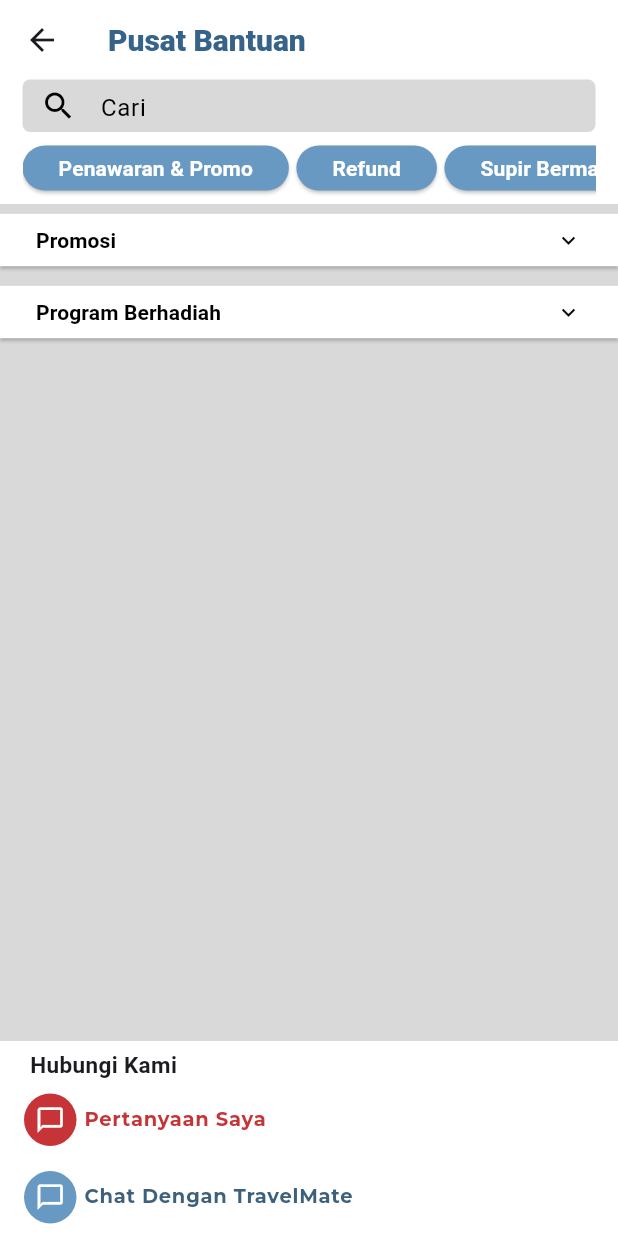
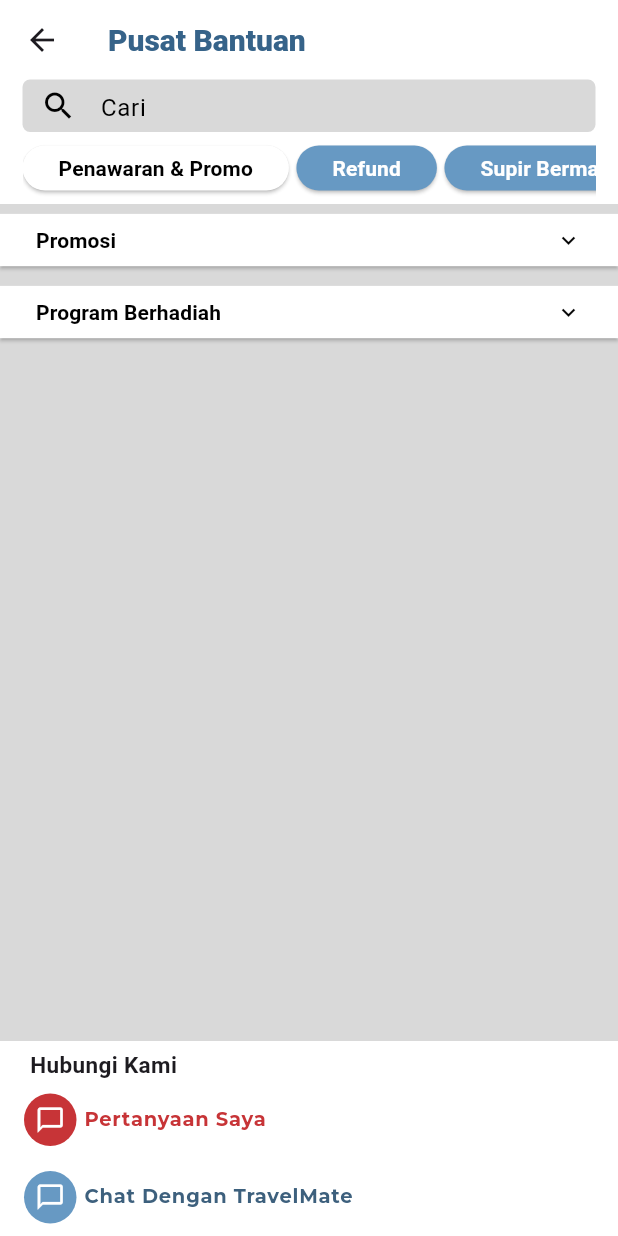
Before and after one commit to Morns123/travelease_mobile, a Flutter app: the HelpCenterPage screen opened directly, after a tap on "Penawaran & Promo", on a phone screen of 412 x 824 dp. Run offline on Flutter 3.47's test engine with Material 3 defaults, Android fonts, the phone set to English and light mode, and no system bars; project files that could hold a hidden picture were left out.

Commit message:
add button navigation function on help center page

```diff
--- a/lib/Page/pages/components/problem_category.dart
+++ b/lib/Page/pages/components/problem_category.dart
@@ -1,30 +1,54 @@
 import 'package:flutter/material.dart';
 
-class ProblemCategory extends StatelessWidget {
-  final VoidCallback onClick;
-  final String text;
-  const ProblemCategory({
-    super.key,
-    required this.onClick,
-    required this.text,
-  });
+class ProblemCategory extends StatefulWidget {
+  final List<String> buttonLabels;
+  final ValueChanged<String> onSelected;
+
+  const ProblemCategory(
+      {super.key, required this.buttonLabels, required this.onSelected});
+
+  @override
+  _ProblemCategoryState createState() => _ProblemCategoryState();
+}
+
+class _ProblemCategoryState extends State<ProblemCategory> {
+  int selectedButtonIndex = -1;
 
   @override
   Widget build(BuildContext context) {
+    return Row(
+      children: widget.buttonLabels.asMap().entries.map((entry) {
+        int index = entry.key;
+        String label = entry.value;
+        return buildButton(index, label);
+      }).toList(),
+    );
+  }
+
+  Widget buildButton(int index, String text) {
+    bool isSelected = selectedButtonIndex == index;
+
     return Padding(
       padding: const EdgeInsets.only(right: 5),
       child: ElevatedButton(
-        onPressed: onClick,
-        style: const ButtonStyle(
-          minimumSize: WidgetStatePropertyAll(Size(90, 30)),
-          backgroundColor: WidgetStatePropertyAll(Color(0xff6799C3)),
+        onPressed: () {
+          setState(() {
+            selectedButtonIndex = index;
+          });
+          widget.onSelected(text); // Panggil callback di sini
+        },
+        style: ButtonStyle(
+          minimumSize: const WidgetStatePropertyAll(Size(90, 30)),
+          backgroundColor: WidgetStatePropertyAll(
+            isSelected ? Colors.white : const Color(0xff6799C3),
+          ),
         ),
         child: Text(
           text,
-          style: const TextStyle(
+          style: TextStyle(
             fontSize: 14,
             fontWeight: FontWeight.w700,
-            color: Colors.white,
+            color: isSelected ? Colors.black : Colors.white,
           ),
         ),
       ),
--- a/lib/Page/pages/help_center_page/help_center.dart
+++ b/lib/Page/pages/help_center_page/help_center.dart
@@ -17,6 +17,8 @@ class HelpCenterPage extends StatefulWidget {
 class _HelpCenterPageState extends State<HelpCenterPage> {
   bool _showButtons = false;
   bool _showButtons2 = false;
+  String selectedCategory = '';
+
   final String title = 'Voucher';
 
   @override
@@ -66,25 +68,20 @@ class _HelpCenterPageState extends State<HelpCenterPage> {
                 ),
                 child: SingleChildScrollView(
                   scrollDirection: Axis.horizontal,
-                  child: Row(
-                    children: [
-                      ProblemCategory(
-                        onClick: () {},
-                        text: 'Penawaran & Promo',
-                      ),
-                      ProblemCategory(
-                        onClick: () {},
-                        text: 'Refund',
-                      ),
-                      ProblemCategory(
-                        onClick: () {},
-                        text: 'Supir Bermasalah',
-                      ),
-                      ProblemCategory(
-                        onClick: () {},
-                        text: 'Informasi Umur',
-                      ),
+                  child: ProblemCategory(
+                    buttonLabels: [
+                      'Penawaran & Promo',
+                      'Refund',
+                      'Supir Bermasalah',
+                      'Informasi Umur'
                     ],
+                    onSelected: (String category) {
+                      setState(() {
+                        selectedCategory = category;
+                        _showButtons = false;
+                        _showButtons2 = false;
+                      });
+                    },
                   ),
                 ),
               ),
@@ -92,14 +89,14 @@ class _HelpCenterPageState extends State<HelpCenterPage> {
           ),
         ),
       ),
-      body: Visibility(
+      body: Padding(
+        padding: const EdgeInsets.only(bottom: 130),
         child: SingleChildScrollView(
           scrollDirection: Axis.vertical,
-          child: Padding(
-            padding: const EdgeInsets.only(bottom: 130),
-            child: Column(
-              mainAxisAlignment: MainAxisAlignment.start,
-              children: [
+          child: Column(
+            mainAxisAlignment: MainAxisAlignment.start,
+            children: [
+              if (selectedCategory == 'Penawaran & Promo') ...[
                 ButtonToView(
                   size: const Size(double.infinity, 35),
                   icon: _showButtons
@@ -126,7 +123,7 @@ class _HelpCenterPageState extends State<HelpCenterPage> {
                   ),
                 ),
                 AnimatedSwitcher(
-                  duration: const Duration(milliseconds: 0),
+                  duration: const Duration(milliseconds: 300),
                   child: _showButtons
                       ? Padding(
                           padding: const EdgeInsets.symmetric(
@@ -147,7 +144,11 @@ class _HelpCenterPageState extends State<HelpCenterPage> {
                                   title:
                                       '[$title] Bagaimana cara menggunakan kode voucher',
                                   onPressed: () {
-                                    Navigator.push(context, MaterialPageRoute(builder: (context)=> DetailProblemPage()));
+                                    Navigator.push(
+                                        context,
+                                        MaterialPageRoute(
+                                            builder: (context) =>
+                                                const DetailProblemPage()));
                                   },
                                   outlinedBorder: const RoundedRectangleBorder(
                                     borderRadius: BorderRadius.all(
@@ -191,8 +192,30 @@ class _HelpCenterPageState extends State<HelpCenterPage> {
                         : BorderSide.none,
                   ),
                 ),
+              ] else if (selectedCategory == 'Refund') ...[
+                ButtonToView(
+                  size: const Size(double.infinity, 35),
+                  icon: _showButtons
+                      ? Icons.keyboard_arrow_up_outlined
+                      : Icons.keyboard_arrow_down_outlined,
+                  color: const Color(0xffffffff),
+                  title: '....',
+                  onPressed: () {},
+                  outlinedBorder: RoundedRectangleBorder(
+                    borderRadius: const BorderRadius.all(
+                      Radius.circular(0),
+                    ),
+                    side: _showButtons
+                        ? const BorderSide(
+                            color: Color(0xff366389),
+                            width: 1,
+                            style: BorderStyle.solid,
+                          )
+                        : BorderSide.none,
+                  ),
+                ),
               ],
-            ),
+            ],
           ),
         ),
       ),
@@ -217,7 +240,12 @@ class _HelpCenterPageState extends State<HelpCenterPage> {
             ),
             ChatOption(
               onTap: () {
-                Navigator.push(context, MaterialPageRoute(builder: (context) => ReportPage(onCategorySelected: (int ) {  },)));
+                Navigator.push(
+                    context,
+                    MaterialPageRoute(
+                        builder: (context) => ReportPage(
+                              onCategorySelected: (int) {},
+                            )));
               },
               text: 'Pertanyaan Saya',
               color: const Color(0xffC73437),
@@ -225,7 +253,8 @@ class _HelpCenterPageState extends State<HelpCenterPage> {
             ),
             ChatOption(
               onTap: () {
-                Navigator.push(context, MaterialPageRoute(builder: (context) => ChatBot()));
+                Navigator.push(context,
+                    MaterialPageRoute(builder: (context) => ChatBot()));
               },
               text: 'Chat Dengan TravelMate',
               color: const Color(0xff6799C3),
--- a/lib/main.dart
+++ b/lib/main.dart
@@ -1,10 +1,5 @@
-
 import 'package:flutter/material.dart';
-import 'package:travelease_mobile/Page/DetailReport.dart';
 import 'package:travelease_mobile/Page/HomePage.dart';
-import 'package:travelease_mobile/Page/ReportPage.dart';
-import 'package:travelease_mobile/Page/chat_bot.dart';
-import 'package:travelease_mobile/Page/chat_detail.dart';
 
 void main() {
   runApp(const MyApp());
```
